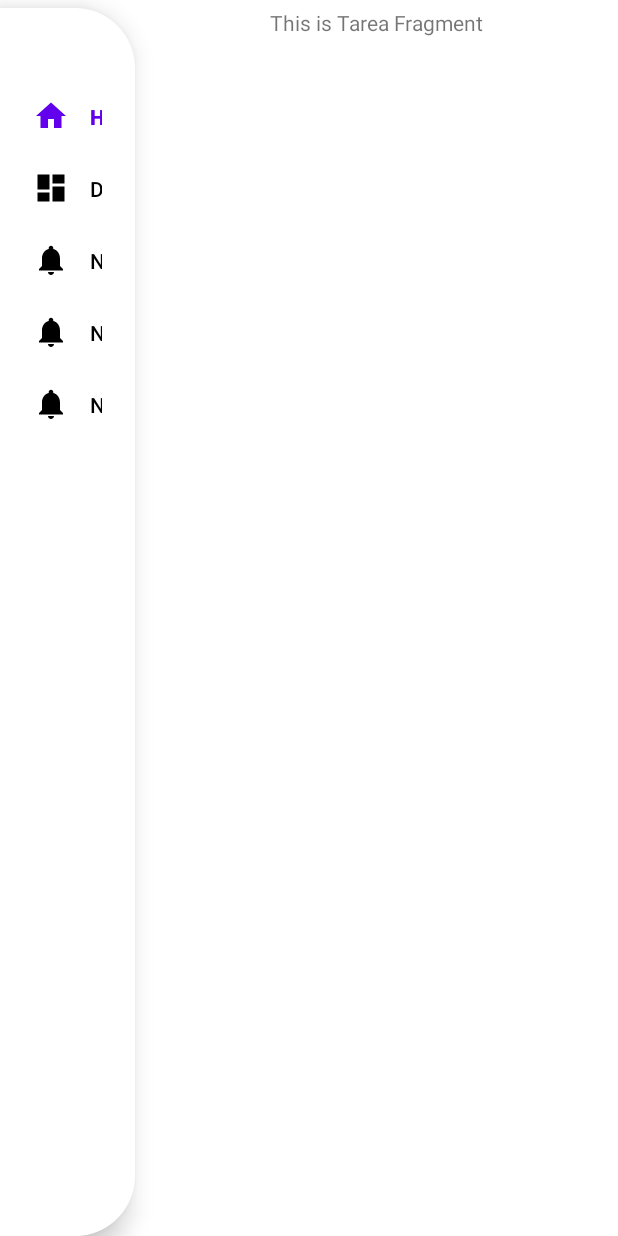
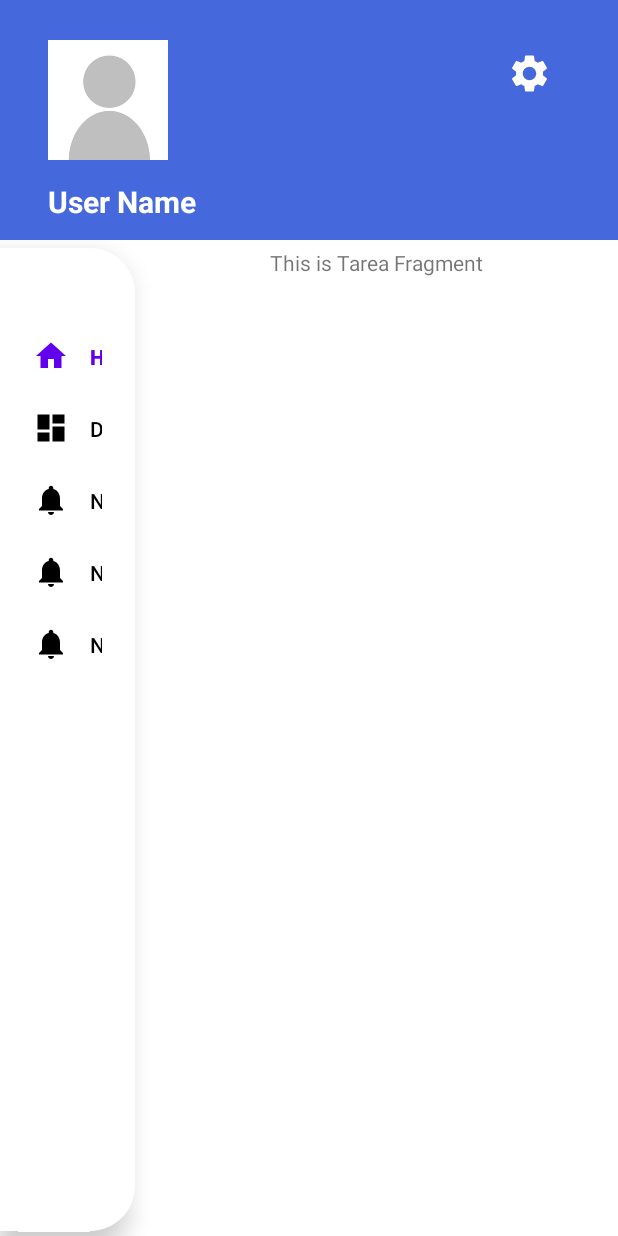
Before and after one commit to JowsNunez/MunoApp, an Android app: the screen it shows after launch (MainActivity), on a phone screen of 412 x 824 dp. Run offline under Robolectric (Android 15) with nearby library versions, the phone set to English and light mode, and no system bars; our stand-ins replace navigation-ui.

Commit message:
se agrego header de usuario

```diff
--- /dev/null
+++ b/app/src/main/res/drawable/ic_settings.xml
@@ -0,0 +1,5 @@
+<vector android:height="48dp" android:tint="#FFFFFF"
+    android:viewportHeight="24" android:viewportWidth="24"
+    android:width="48dp" xmlns:android="http://schemas.android.com/apk/res/android">
+    <path android:fillColor="@android:color/white" android:pathData="M19.14,12.94c0.04,-0.3 0.06,-0.61 0.06,-0.94c0,-0.32 -0.02,-0.64 -0.07,-0.94l2.03,-1.58c0.18,-0.14 0.23,-0.41 0.12,-0.61l-1.92,-3.32c-0.12,-0.22 -0.37,-0.29 -0.59,-0.22l-2.39,0.96c-0.5,-0.38 -1.03,-0.7 -1.62,-0.94L14.4,2.81c-0.04,-0.24 -0.24,-0.41 -0.48,-0.41h-3.84c-0.24,0 -0.43,0.17 -0.47,0.41L9.25,5.35C8.66,5.59 8.12,5.92 7.63,6.29L5.24,5.33c-0.22,-0.08 -0.47,0 -0.59,0.22L2.74,8.87C2.62,9.08 2.66,9.34 2.86,9.48l2.03,1.58C4.84,11.36 4.8,11.69 4.8,12s0.02,0.64 0.07,0.94l-2.03,1.58c-0.18,0.14 -0.23,0.41 -0.12,0.61l1.92,3.32c0.12,0.22 0.37,0.29 0.59,0.22l2.39,-0.96c0.5,0.38 1.03,0.7 1.62,0.94l0.36,2.54c0.05,0.24 0.24,0.41 0.48,0.41h3.84c0.24,0 0.44,-0.17 0.47,-0.41l0.36,-2.54c0.59,-0.24 1.13,-0.56 1.62,-0.94l2.39,0.96c0.22,0.08 0.47,0 0.59,-0.22l1.92,-3.32c0.12,-0.22 0.07,-0.47 -0.12,-0.61L19.14,12.94zM12,15.6c-1.98,0 -3.6,-1.62 -3.6,-3.6s1.62,-3.6 3.6,-3.6s3.6,1.62 3.6,3.6S13.98,15.6 12,15.6z"/>
+</vector>
--- a/app/src/main/res/drawable/img_round_1.xml
+++ b/app/src/main/res/drawable/img_round_1.xml
@@ -3,7 +3,7 @@
 
     <item>
         <shape android:shape="oval"  >
-            <solid android:color="?android:attr/windowBackground"/>
+            <solid android:color="@android:color/transparent"/>
 
             <stroke android:color="@color/gray" android:width="1dp"/>
         </shape>
--- a/app/src/main/res/drawable/menu_round.xml
+++ b/app/src/main/res/drawable/menu_round.xml
@@ -3,8 +3,8 @@
     <item>
         <shape android:shape="rectangle">
             <solid android:color="?android:attr/windowBackground"/>
-            <corners android:topRightRadius="40dp"
-                    android:bottomRightRadius="40dp"
+            <corners android:topRightRadius="30dp"
+                    android:bottomRightRadius="30dp"
                 />
 
         </shape>
--- a/app/src/main/res/layout/activity_main.xml
+++ b/app/src/main/res/layout/activity_main.xml
@@ -5,9 +5,63 @@
     android:id="@+id/container"
     android:layout_width="match_parent"
     android:layout_height="match_parent"
-    tools:paddingTop="100dp"
-    android:orientation="horizontal"
-    >
+    android:orientation="vertical">
+
+    <androidx.constraintlayout.widget.ConstraintLayout
+        android:layout_width="match_parent"
+        android:layout_height="160dp"
+        android:background="@color/blue">
+
+        <ImageView
+            android:id="@+id/img_User"
+            android:layout_width="80dp"
+            android:layout_height="80dp"
+            android:layout_marginStart="32dp"
+            android:background="@drawable/img_round_1"
+            android:src="@drawable/blank_user"
+            app:layout_constraintBottom_toBottomOf="parent"
+            app:layout_constraintStart_toStartOf="parent"
+            app:layout_constraintTop_toTopOf="parent"
+            app:layout_constraintVertical_bias="0.337">
+
+        </ImageView>
+
+        <TextView
+            android:id="@+id/txt_userName"
+            android:layout_width="wrap_content"
+            android:layout_height="wrap_content"
+            android:layout_marginStart="32dp"
+            android:text="User Name"
+            app:layout_constraintBottom_toBottomOf="parent"
+            app:layout_constraintStart_toStartOf="parent"
+            app:layout_constraintTop_toBottomOf="@+id/img_User"
+            app:layout_constraintVertical_bias="0.529"
+            android:textSize="20sp"
+            android:textColor="@color/white"
+            android:textStyle="bold"/>
+
+        <ImageButton
+            android:layout_width="30dp"
+            android:layout_height="30dp"
+            android:layout_marginEnd="44dp"
+            android:background="@android:color/transparent"
+            android:scaleType="fitCenter"
+            android:src="@drawable/ic_settings"
+            app:layout_constraintBottom_toBottomOf="parent"
+            app:layout_constraintEnd_toEndOf="parent"
+            app:layout_constraintTop_toTopOf="parent"
+            app:layout_constraintVertical_bias="0.261">
+
+        </ImageButton>
+
+
+    </androidx.constraintlayout.widget.ConstraintLayout>
+
+    <LinearLayout
+        android:layout_width="match_parent"
+        android:layout_height="match_parent"
+        android:orientation="horizontal" >
+
 
     <LinearLayout
         android:id="@+id/linearLayout"
@@ -18,6 +72,7 @@
         android:orientation="vertical"
         android:paddingTop="40dp"
         android:layout_marginTop="5dp"
+        android:layout_marginBottom="3dp"
         android:paddingBottom="40dp"
         app:layout_constraintStart_toStartOf="parent"
         tools:layout_editor_absoluteY="100dp">
@@ -43,6 +98,7 @@
         app:layout_constraintRight_toRightOf="parent"
         app:layout_constraintTop_toTopOf="parent"
         app:navGraph="@navigation/mobile_navigation" />
+    </LinearLayout>
 
 
 
```
Also changed, not shown: app/src/main/res/drawable/blank_user.png (added).
